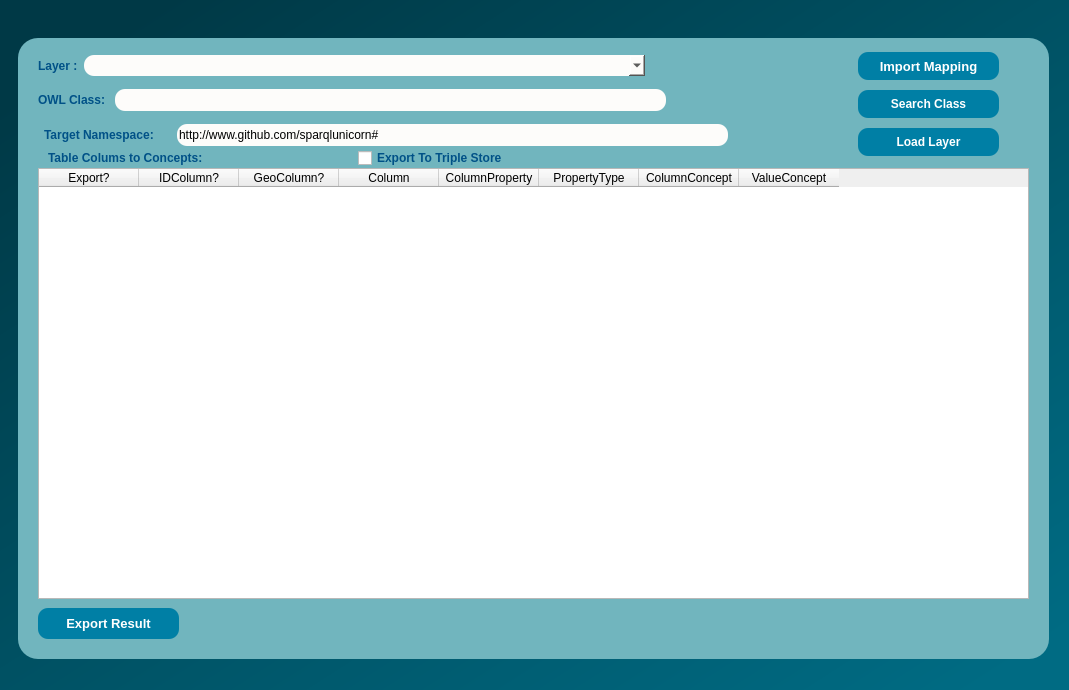
Old version of the form dialogs/ui/Interlink.ui in the repository sparqlunicorn/sparqlunicornGoesGIS.
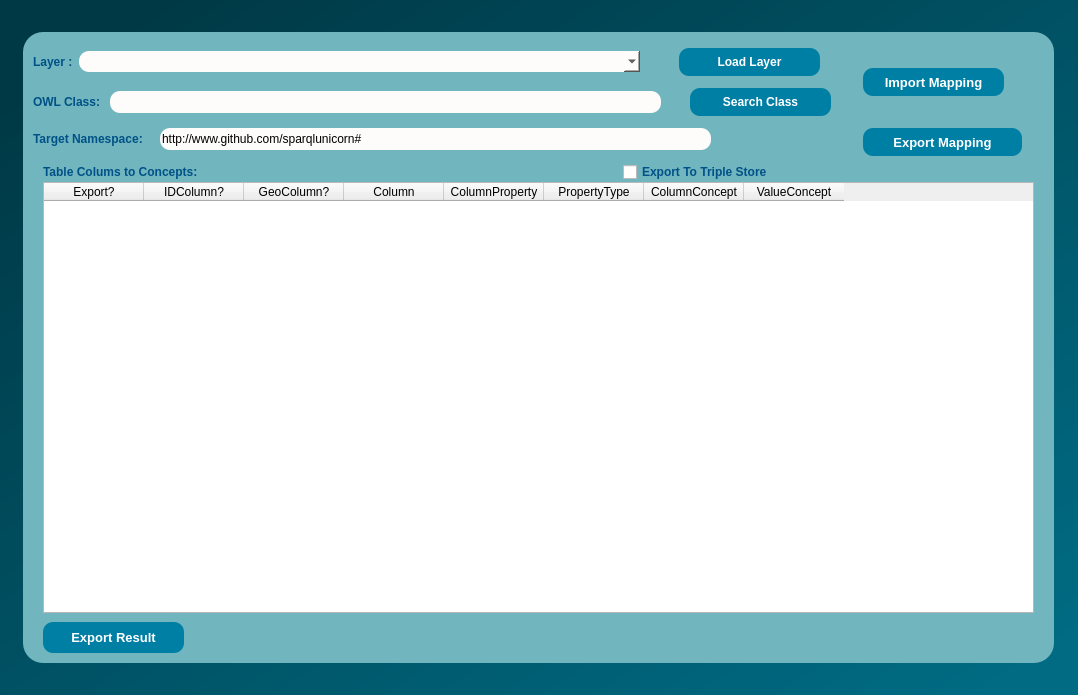
New version of the form.

Commit message: Load layers debug

Patch:
```diff
--- a/dialogs/ui/Interlink.ui
+++ b/dialogs/ui/Interlink.ui
@@ -6,10 +6,16 @@
    <rect>
     <x>0</x>
     <y>0</y>
-    <width>1069</width>
-    <height>690</height>
+    <width>1078</width>
+    <height>695</height>
    </rect>
   </property>
+  <property name="minimumSize">
+   <size>
+    <width>1078</width>
+    <height>695</height>
+   </size>
+  </property>
   <property name="windowTitle">
    <string>MainWindow</string>
   </property>
@@ -31,24 +37,12 @@
         <height>631</height>
        </size>
       </property>
-      <property name="maximumSize">
-       <size>
-        <width>1051</width>
-        <height>631</height>
-       </size>
-      </property>
       <property name="styleSheet">
        <string notr="true"/>
       </property>
+      <layout class="QGridLayout" name="gridLayout_2">
+       <item row="0" column="0">
       <widget class="QFrame" name="Interlink_frame">
-       <property name="geometry">
-        <rect>
-         <x>9</x>
-         <y>9</y>
-         <width>1031</width>
-         <height>621</height>
-        </rect>
-       </property>
        <property name="minimumSize">
         <size>
          <width>1031</width>
@@ -58,7 +52,7 @@
        <property name="maximumSize">
         <size>
          <width>1031</width>
-         <height>621</height>
+           <height>631</height>
         </size>
        </property>
        <property name="styleSheet">
@@ -81,13 +75,13 @@
         <property name="geometry">
          <rect>
           <x>20</x>
-          <y>130</y>
+            <y>150</y>
           <width>991</width>
           <height>431</height>
          </rect>
         </property>
         <layout class="QGridLayout" name="gridLayout_3">
-         <item row="0" column="1">
+           <item row="1" column="1">
           <widget class="QTableWidget" name="interlinkTable">
            <property name="minimumSize">
             <size>
@@ -158,7 +152,7 @@
         <property name="geometry">
          <rect>
           <x>20</x>
-          <y>570</y>
+            <y>590</y>
           <width>141</width>
           <height>31</height>
          </rect>
@@ -201,86 +195,13 @@
          <string>Export Mapping</string>
         </property>
        </widget>
-       <widget class="QLabel" name="label_6">
-        <property name="geometry">
-         <rect>
-          <x>30</x>
-          <y>110</y>
-          <width>251</width>
-          <height>20</height>
-         </rect>
-        </property>
-        <property name="minimumSize">
-         <size>
-          <width>251</width>
-          <height>20</height>
-         </size>
-        </property>
-        <property name="maximumSize">
-         <size>
-          <width>251</width>
-          <height>20</height>
-         </size>
-        </property>
-        <property name="font">
-         <font>
-          <pointsize>9</pointsize>
-          <weight>75</weight>
-          <bold>true</bold>
-         </font>
-        </property>
-        <property name="styleSheet">
-         <string notr="true">color:rgb(0, 81, 135);</string>
-        </property>
-        <property name="text">
-         <string>Table Colums to Concepts:</string>
-        </property>
-       </widget>
-       <widget class="QCheckBox" name="exportTripleStore">
-        <property name="geometry">
-         <rect>
-          <x>340</x>
-          <y>110</y>
-          <width>181</width>
-          <height>20</height>
-         </rect>
-        </property>
-        <property name="minimumSize">
-         <size>
-          <width>181</width>
-          <height>20</height>
-         </size>
-        </property>
-        <property name="maximumSize">
-         <size>
-          <width>181</width>
-          <height>20</height>
-         </size>
-        </property>
-        <property name="font">
-         <font>
-          <pointsize>9</pointsize>
-          <weight>75</weight>
-          <bold>true</bold>
-         </font>
-        </property>
-        <property name="cursor">
-         <cursorShape>PointingHandCursor</cursorShape>
-        </property>
-        <property name="styleSheet">
-         <string notr="true">color:rgb(0, 81, 135);</string>
-        </property>
-        <property name="text">
-         <string>Export To Triple Store</string>
-        </property>
-       </widget>
        <widget class="QWidget" name="widget_3" native="true">
         <property name="geometry">
          <rect>
           <x>840</x>
           <y>10</y>
           <width>159</width>
-          <height>114</height>
+            <height>141</height>
          </rect>
         </property>
         <layout class="QVBoxLayout" name="verticalLayout">
@@ -319,14 +240,14 @@
           </widget>
          </item>
          <item>
-          <widget class="QPushButton" name="searchClass">
+            <widget class="QPushButton" name="exportMappingButton_2">
            <property name="minimumSize">
             <size>
              <width>141</width>
              <height>28</height>
             </size>
            </property>
-           <property name="maximumSize">
+             <property name="sizeIncrement">
             <size>
              <width>141</width>
              <height>28</height>
@@ -334,7 +255,7 @@
            </property>
            <property name="font">
             <font>
-             <pointsize>9</pointsize>
+               <pointsize>10</pointsize>
              <weight>75</weight>
              <bold>true</bold>
             </font>
@@ -348,41 +269,7 @@
 color: rgb(255, 255, 255);</string>
            </property>
            <property name="text">
-            <string>Search Class</string>
-           </property>
-          </widget>
-         </item>
-         <item>
-          <widget class="QPushButton" name="loadLayerInterlink">
-           <property name="minimumSize">
-            <size>
-             <width>141</width>
-             <height>28</height>
-            </size>
-           </property>
-           <property name="maximumSize">
-            <size>
-             <width>141</width>
-             <height>28</height>
-            </size>
-           </property>
-           <property name="font">
-            <font>
-             <pointsize>9</pointsize>
-             <weight>75</weight>
-             <bold>true</bold>
-            </font>
-           </property>
-           <property name="cursor">
-            <cursorShape>PointingHandCursor</cursorShape>
-           </property>
-           <property name="styleSheet">
-            <string notr="true">background-color:rgb(0, 127, 165);
-border-radius:10px;
-color: rgb(255, 255, 255);</string>
-           </property>
-           <property name="text">
-            <string>Load Layer</string>
+              <string>Export Mapping</string>
            </property>
           </widget>
          </item>
@@ -391,10 +278,10 @@
        <widget class="QWidget" name="widget_4" native="true">
         <property name="geometry">
          <rect>
-          <x>20</x>
+            <x>10</x>
           <y>10</y>
-          <width>698</width>
-          <height>108</height>
+            <width>821</width>
+            <height>114</height>
          </rect>
         </property>
         <layout class="QVBoxLayout" name="verticalLayout_2">
@@ -444,7 +331,54 @@
             </widget>
            </item>
            <item>
-            <spacer name="horizontalSpacer">
+              <spacer name="horizontalSpacer_2">
+               <property name="orientation">
+                <enum>Qt::Horizontal</enum>
+               </property>
+               <property name="sizeHint" stdset="0">
+                <size>
+                 <width>40</width>
+                 <height>20</height>
+                </size>
+               </property>
+              </spacer>
+             </item>
+             <item>
+              <widget class="QPushButton" name="loadLayerInterlink">
+               <property name="minimumSize">
+                <size>
+                 <width>141</width>
+                 <height>28</height>
+                </size>
+               </property>
+               <property name="maximumSize">
+                <size>
+                 <width>141</width>
+                 <height>28</height>
+                </size>
+               </property>
+               <property name="font">
+                <font>
+                 <pointsize>9</pointsize>
+                 <weight>75</weight>
+                 <bold>true</bold>
+                </font>
+               </property>
+               <property name="cursor">
+                <cursorShape>PointingHandCursor</cursorShape>
+               </property>
+               <property name="styleSheet">
+                <string notr="true">background-color:rgb(0, 127, 165);
+border-radius:10px;
+color: rgb(255, 255, 255);</string>
+               </property>
+               <property name="text">
+                <string>Load Layer</string>
+               </property>
+              </widget>
+             </item>
+             <item>
+              <spacer name="horizontalSpacer_4">
              <property name="orientation">
               <enum>Qt::Horizontal</enum>
              </property>
@@ -513,7 +447,54 @@
             </widget>
            </item>
            <item>
-            <spacer name="horizontalSpacer_2">
+              <spacer name="horizontalSpacer_3">
+               <property name="orientation">
+                <enum>Qt::Horizontal</enum>
+               </property>
+               <property name="sizeHint" stdset="0">
+                <size>
+                 <width>40</width>
+                 <height>20</height>
+                </size>
+               </property>
+              </spacer>
+             </item>
+             <item>
+              <widget class="QPushButton" name="searchClass">
+               <property name="minimumSize">
+                <size>
+                 <width>141</width>
+                 <height>28</height>
+                </size>
+               </property>
+               <property name="maximumSize">
+                <size>
+                 <width>141</width>
+                 <height>28</height>
+                </size>
+               </property>
+               <property name="font">
+                <font>
+                 <pointsize>9</pointsize>
+                 <weight>75</weight>
+                 <bold>true</bold>
+                </font>
+               </property>
+               <property name="cursor">
+                <cursorShape>PointingHandCursor</cursorShape>
+               </property>
+               <property name="styleSheet">
+                <string notr="true">background-color:rgb(0, 127, 165);
+border-radius:10px;
+color: rgb(255, 255, 255);</string>
+               </property>
+               <property name="text">
+                <string>Search Class</string>
+               </property>
+              </widget>
+             </item>
+             <item>
+              <spacer name="horizontalSpacer_5">
              <property name="orientation">
               <enum>Qt::Horizontal</enum>
              </property>
@@ -584,11 +565,99 @@
              </property>
             </widget>
            </item>
+             <item>
+              <spacer name="horizontalSpacer">
+               <property name="orientation">
+                <enum>Qt::Horizontal</enum>
+               </property>
+               <property name="sizeHint" stdset="0">
+                <size>
+                 <width>40</width>
+                 <height>20</height>
+                </size>
+               </property>
+              </spacer>
+             </item>
           </layout>
          </item>
         </layout>
        </widget>
-      </widget>
+         <widget class="QCheckBox" name="exportTripleStore">
+          <property name="geometry">
+           <rect>
+            <x>600</x>
+            <y>130</y>
+            <width>181</width>
+            <height>20</height>
+           </rect>
+          </property>
+          <property name="minimumSize">
+           <size>
+            <width>181</width>
+            <height>20</height>
+           </size>
+          </property>
+          <property name="maximumSize">
+           <size>
+            <width>181</width>
+            <height>20</height>
+           </size>
+          </property>
+          <property name="font">
+           <font>
+            <pointsize>9</pointsize>
+            <weight>75</weight>
+            <bold>true</bold>
+           </font>
+          </property>
+          <property name="cursor">
+           <cursorShape>PointingHandCursor</cursorShape>
+          </property>
+          <property name="styleSheet">
+           <string notr="true">color:rgb(0, 81, 135);</string>
+          </property>
+          <property name="text">
+           <string>Export To Triple Store</string>
+          </property>
+         </widget>
+         <widget class="QLabel" name="label_6">
+          <property name="geometry">
+           <rect>
+            <x>20</x>
+            <y>130</y>
+            <width>251</width>
+            <height>20</height>
+           </rect>
+          </property>
+          <property name="minimumSize">
+           <size>
+            <width>251</width>
+            <height>20</height>
+           </size>
+          </property>
+          <property name="maximumSize">
+           <size>
+            <width>251</width>
+            <height>20</height>
+           </size>
+          </property>
+          <property name="font">
+           <font>
+            <pointsize>9</pointsize>
+            <weight>75</weight>
+            <bold>true</bold>
+           </font>
+          </property>
+          <property name="styleSheet">
+           <string notr="true">color:rgb(0, 81, 135);</string>
+          </property>
+          <property name="text">
+           <string>Table Colums to Concepts:</string>
+          </property>
+         </widget>
+        </widget>
+       </item>
+      </layout>
      </widget>
     </item>
    </layout>
```
Left out of the diff: 2 changed lines with no effect on the pictures. Lines whose indentation alone changed are shown as unchanged. The commit also changes 2 other files.
